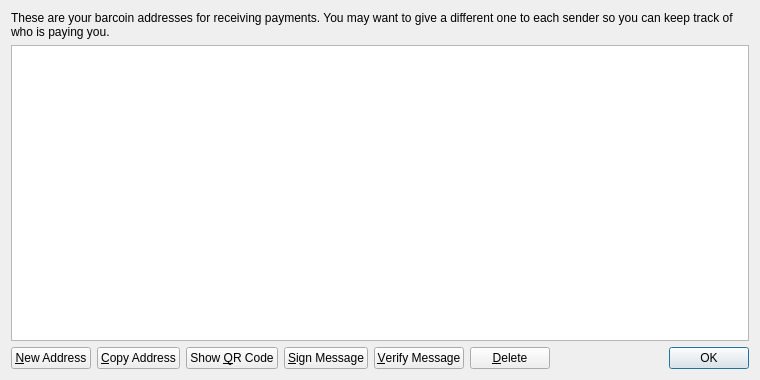
Old version of the form src/qt/forms/addressbookpage.ui in the repository MicrosoftCoin/MKCoin.
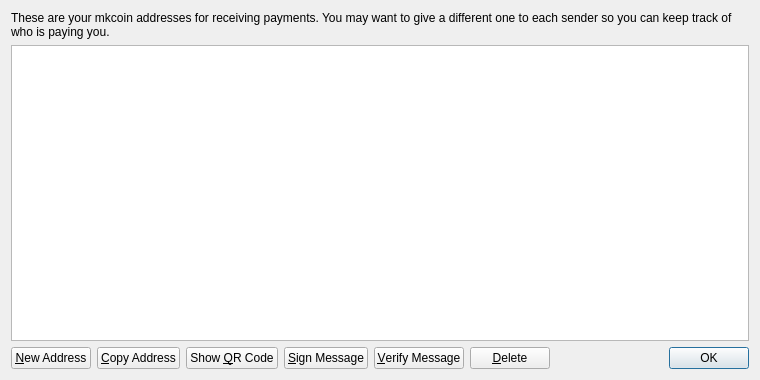
New version of the form. Icons and pictures are not drawn.

```diff
--- a/src/qt/forms/addressbookpage.ui
+++ b/src/qt/forms/addressbookpage.ui
@@ -17,7 +17,7 @@
    <item>
     <widget class="QLabel" name="labelExplanation">
      <property name="text">
-      <string>These are your barcoin addresses for receiving payments. You may want to give a different one to each sender so you can keep track of who is paying you.</string>
+      <string>These are your mkcoin addresses for receiving payments. You may want to give a different one to each sender so you can keep track of who is paying you.</string>
      </property>
      <property name="textFormat">
       <enum>Qt::PlainText</enum>
```
